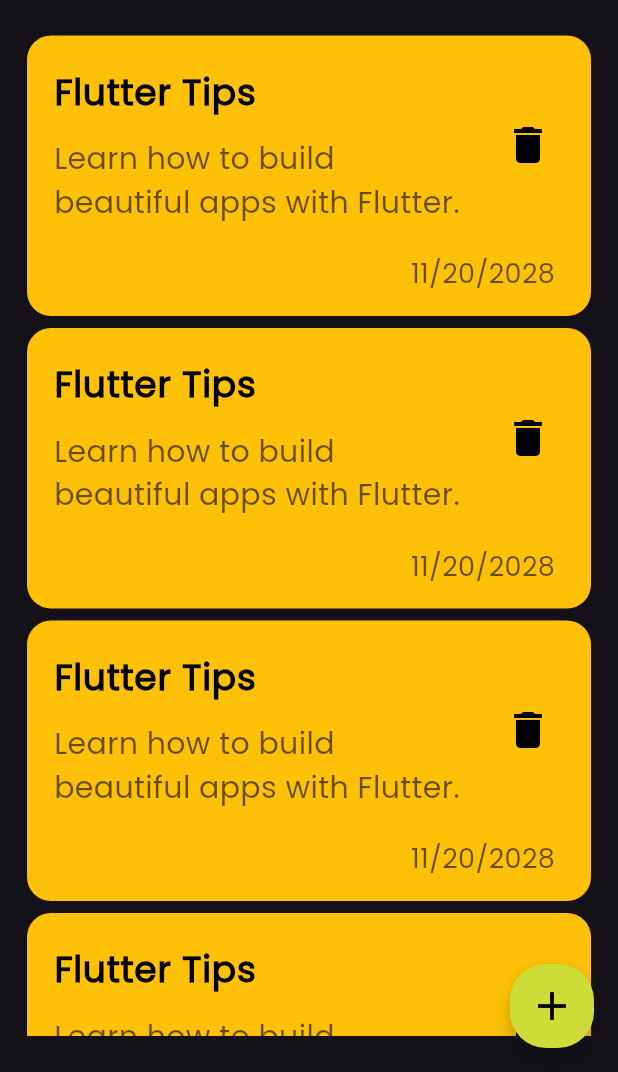
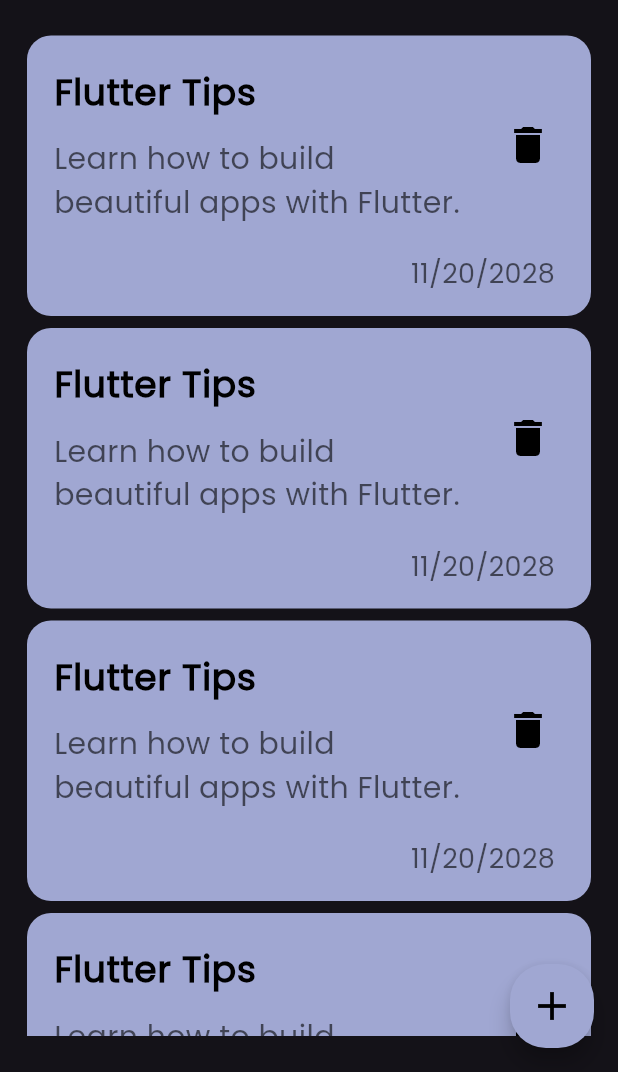
Before and after one commit to Jik00/Notes-App, a Flutter app: the screen it shows after launch, on a phone screen of 412 x 824 dp, the part 164-1236 px from its top. Run offline on Flutter 3.47's test engine with Material 3 defaults, Android fonts, the phone set to English and light mode, and no system bars.

Commit message:
randomColorMethod

```diff
--- /dev/null
+++ b/lib/helper/random_color_method.dart
@@ -0,0 +1,13 @@
+import 'dart:math';
+import 'dart:ui';
+
+Color getRandomPastelColor() {
+  final Random random = Random();
+  int min = 150; // makes colors lighter (pastel effect)
+  return Color.fromARGB(
+    255,
+    min + random.nextInt(106), // 150–255
+    min + random.nextInt(106),
+    min + random.nextInt(106),
+  );
+}
--- a/lib/view/notes_view.dart
+++ b/lib/view/notes_view.dart
@@ -1,4 +1,5 @@
 import 'package:flutter/material.dart';
+import 'package:notes_app/helper/random_color_method.dart';
 import 'package:notes_app/widgets/add_note_dialog.dart';
 import 'package:notes_app/widgets/custom_appbar.dart';
 import 'package:notes_app/widgets/notes_listview.dart';
@@ -17,7 +18,7 @@ class NotesView extends StatelessWidget {
                 return const AddNoteDialog();
               });
         },
-        backgroundColor: Colors.lime,
+        backgroundColor: getRandomPastelColor(),
         shape: RoundedRectangleBorder(
           borderRadius: BorderRadius.circular(24),
         ),
--- a/lib/widgets/note_item.dart
+++ b/lib/widgets/note_item.dart
@@ -1,4 +1,5 @@
 import 'package:flutter/material.dart';
+import 'package:notes_app/helper/random_color_method.dart';
 
 class NoteItem extends StatelessWidget {
   const NoteItem({super.key});
@@ -7,7 +8,7 @@ class NoteItem extends StatelessWidget {
   Widget build(BuildContext context) {
     return Container(
       decoration: BoxDecoration(
-        color: Colors.amber,
+        color: getRandomPastelColor(),
         borderRadius: BorderRadius.circular(16),
       ),
       child: Column(
--- a/lib/widgets/text_field.dart
+++ b/lib/widgets/text_field.dart
@@ -2,7 +2,12 @@ import 'package:flutter/material.dart';
 import 'package:notes_app/constants.dart';
 
 class InputTextField extends StatelessWidget {
-  InputTextField({super.key, required this.hint, this.onChanged, this.textInput, this.maxLines = 1});
+  InputTextField(
+      {super.key,
+      required this.hint,
+      this.onChanged,
+      this.textInput,
+      this.maxLines = 1});
 
   final String hint;
   TextInputType? textInput;
@@ -16,6 +21,7 @@ class InputTextField extends StatelessWidget {
       keyboardType: textInput,
       maxLines: maxLines,
       onChanged: onChanged,
+      cursorColor: kThirdColor,
       style: const TextStyle(color: kSecondaryColor, fontSize: 22),
       decoration: InputDecoration(
           hintText: hint,
```
